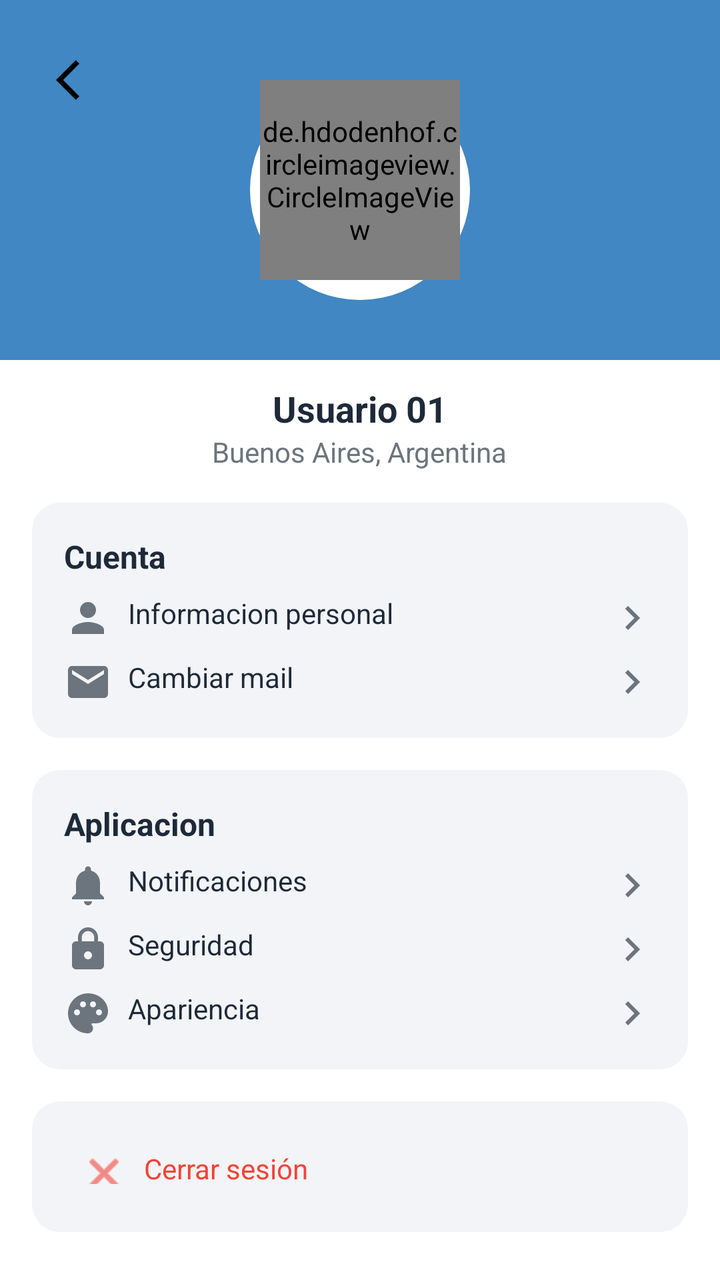
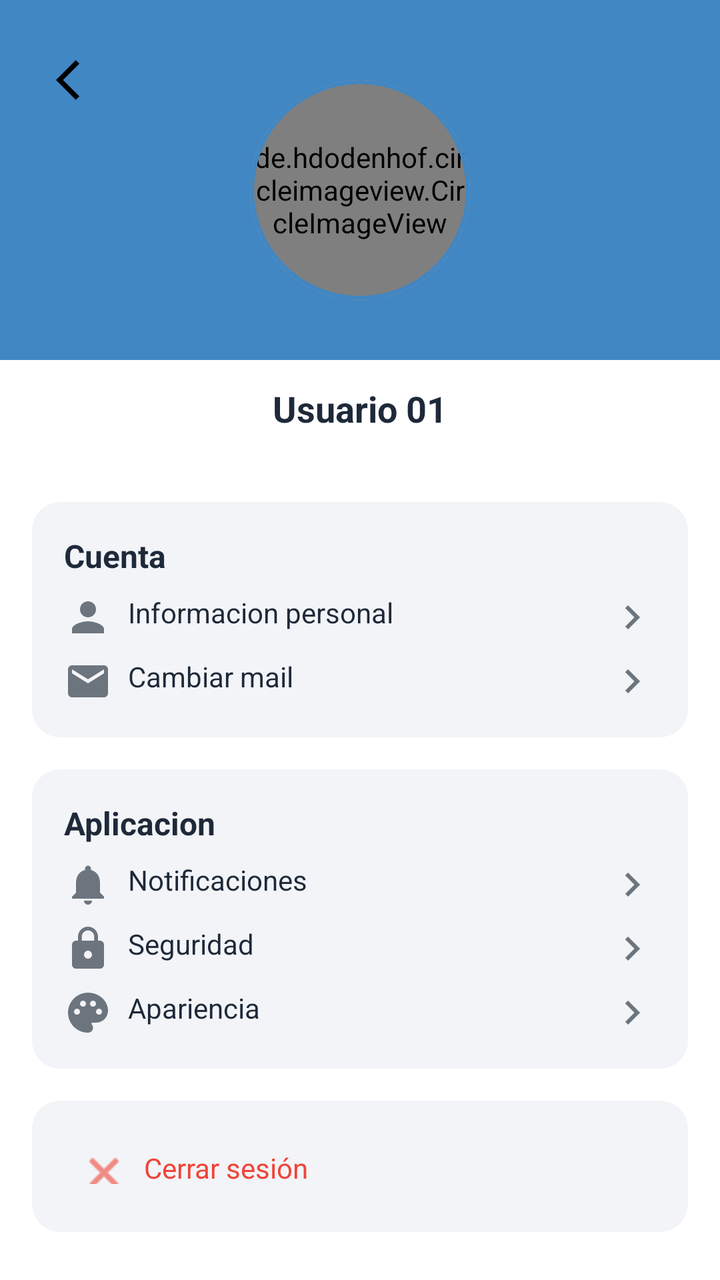

Compare the two renders of this Android layout. The source of the first and the diff that turns it into the second are given below.
<!-- AndroidManifest.xml: application theme Theme.FollowUp -->
<!-- res/layout/activity_configuracion.xml -->
<?xml version="1.0" encoding="utf-8"?>
<LinearLayout
    xmlns:android="http://schemas.android.com/apk/res/android"
    xmlns:app="http://schemas.android.com/apk/res-auto"
    android:id="@+id/main"
    android:layout_width="match_parent"
    android:layout_height="match_parent"
    android:orientation="vertical"
    android:background="@color/surface_secondary">

    
    <RelativeLayout
        android:layout_width="match_parent"
        android:layout_height="180dp"
        android:background="@color/background_header">

        <ImageButton
            android:id="@+id/backButton"
            android:layout_width="48dp"
            android:layout_height="48dp"
            android:layout_margin="16dp"
            android:background="?attr/selectableItemBackgroundBorderless"
            android:importantForAccessibility="no"
            android:src="@drawable/ic_back_arrow_black" />

        <View
            android:layout_width="110dp"
            android:layout_height="110dp"
            android:layout_centerHorizontal="true"
            android:layout_marginTop="40dp"
            android:background="@drawable/ic_circle" />

        <de.hdodenhof.circleimageview.CircleImageView
            android:id="@+id/profilePicture"
            android:layout_width="100dp"
            android:layout_height="100dp"
            android:layout_centerHorizontal="true"
            android:layout_marginTop="40dp"
            android:src="@drawable/ic_person" />

    </RelativeLayout>

    
    <TextView
        android:id="@+id/tvUserName"
        android:layout_width="wrap_content"
        android:layout_height="wrap_content"
        android:layout_gravity="center_horizontal"
        android:layout_marginTop="12dp"
        android:text="@string/usuario_01"
        android:textColor="@color/text_primary"
        android:textSize="18sp"
        android:textStyle="bold" />

    <TextView
        android:layout_width="wrap_content"
        android:layout_height="wrap_content"
        android:layout_gravity="center_horizontal"
        android:layout_marginBottom="16dp"
        android:text="@string/buenos_aires_argentina"
        android:textColor="@color/text_secondary"
        android:textSize="14sp" />

    
    <LinearLayout
        android:layout_width="match_parent"
        android:layout_height="wrap_content"
        android:layout_marginHorizontal="16dp"
        android:background="@drawable/bg_dialog_rounded2"
        android:orientation="vertical"
        android:padding="16dp">

        <TextView
            android:layout_width="wrap_content"
            android:layout_height="wrap_content"
            android:text="@string/cuenta"
            android:textColor="@color/text_primary"
            android:textSize="16sp"
            android:textStyle="bold" />

        <LinearLayout
            android:layout_width="match_parent"
            android:layout_height="wrap_content"
            android:layout_marginTop="8dp"
            android:orientation="horizontal">

            <ImageView
                android:layout_width="24dp"
                android:layout_height="24dp"
                android:src="@drawable/ic_person"
                app:tint="@color/text_secondary" />

            <TextView
                android:layout_width="0dp"
                android:layout_height="wrap_content"
                android:layout_marginStart="8dp"
                android:layout_weight="1"
                android:textColor="@color/text_primary"
                android:text="@string/informacion_personal" />

            <ImageView
                android:layout_width="24dp"
                android:layout_height="24dp"
                android:src="@drawable/ic_right_arrow"
                app:tint="@color/text_secondary" />
        </LinearLayout>

        <LinearLayout
            android:id="@+id/ll_CambiarMail"
            android:layout_width="match_parent"
            android:layout_height="wrap_content"
            android:layout_marginTop="8dp"
            android:orientation="horizontal"
            android:background="?attr/selectableItemBackground"
            android:clickable="true"
            android:focusable="true">

            <ImageView
                android:layout_width="24dp"
                android:layout_height="24dp"
                android:src="@drawable/ic_mail"
                app:tint="@color/text_secondary" />

            <TextView
                android:layout_width="0dp"
                android:layout_height="wrap_content"
                android:layout_marginStart="8dp"
                android:layout_weight="1"
                android:textColor="@color/text_primary"
                android:text="@string/cambiar_mail" />

            <ImageView
                android:layout_width="24dp"
                android:layout_height="24dp"
                android:importantForAccessibility="no"
                android:src="@drawable/ic_right_arrow"
                app:tint="@color/text_secondary" />
        </LinearLayout>
    </LinearLayout>

    
    <LinearLayout
        android:layout_width="match_parent"
        android:layout_height="wrap_content"
        android:layout_marginHorizontal="16dp"
        android:layout_marginTop="16dp"
        android:background="@drawable/bg_dialog_rounded2"
        android:orientation="vertical"
        android:padding="16dp">

        <TextView
            android:layout_width="wrap_content"
            android:layout_height="wrap_content"
            android:text="@string/aplicacion"
            android:textColor="@color/text_primary"
            android:textSize="16sp"
            android:textStyle="bold" />

        <LinearLayout
            android:layout_width="match_parent"
            android:layout_height="wrap_content"
            android:layout_marginTop="8dp"
            android:orientation="horizontal">

            <ImageView
                android:layout_width="24dp"
                android:layout_height="24dp"
                android:importantForAccessibility="no"
                android:src="@drawable/ic_bell"
                app:tint="@color/text_secondary" />

            <TextView
                android:layout_width="0dp"
                android:layout_height="wrap_content"
                android:layout_marginStart="8dp"
                android:layout_weight="1"
                android:textColor="@color/text_primary"
                android:text="@string/notificaciones" />

            <ImageView
                android:layout_width="24dp"
                android:layout_height="24dp"
                android:importantForAccessibility="no"
                android:src="@drawable/ic_right_arrow"
                app:tint="@color/text_secondary" />
        </LinearLayout>

        <LinearLayout
            android:id="@+id/llSeguridad"
            android:layout_width="match_parent"
            android:layout_height="wrap_content"
            android:layout_marginTop="8dp"
            android:orientation="horizontal"
            android:background="?attr/selectableItemBackground"
            android:clickable="true"
            android:focusable="true">

            <ImageView
                android:layout_width="24dp"
                android:layout_height="24dp"
                android:importantForAccessibility="no"
                android:src="@drawable/ic_lock"
                app:tint="@color/text_secondary" />

            <TextView
                android:layout_width="0dp"
                android:layout_height="wrap_content"
                android:layout_marginStart="8dp"
                android:layout_weight="1"
                android:textColor="@color/text_primary"
                android:text="@string/seguridad" />

            <ImageView
                android:layout_width="24dp"
                android:layout_height="24dp"
                android:importantForAccessibility="no"
                android:src="@drawable/ic_right_arrow"
                app:tint="@color/text_secondary" />
        </LinearLayout>

        <LinearLayout
            android:id="@+id/ll_Apariencia"
            android:layout_width="match_parent"
            android:layout_height="wrap_content"
            android:layout_marginTop="8dp"
            android:orientation="horizontal"
            android:background="?attr/selectableItemBackground"
            android:clickable="true"
            android:focusable="true">

            <ImageView
                android:layout_width="24dp"
                android:layout_height="24dp"
                android:src="@drawable/ic_palette"
                app:tint="@color/text_secondary" />

            <TextView
                android:layout_width="0dp"
                android:layout_height="wrap_content"
                android:layout_marginStart="8dp"
                android:layout_weight="1"
                android:textColor="@color/text_primary"
                android:text="@string/apariencia" />

            <ImageView
                android:layout_width="24dp"
                android:layout_height="24dp"
                android:src="@drawable/ic_right_arrow"
                app:tint="@color/text_secondary" />
        </LinearLayout>
    </LinearLayout>

    
    <LinearLayout
        android:layout_width="match_parent"
        android:layout_height="wrap_content"
        android:gravity="bottom"
        android:layout_marginHorizontal="16dp"
        android:layout_marginBottom="24dp"
        android:layout_marginTop="16dp"
        android:background="@drawable/bg_dialog_rounded2"
        android:orientation="vertical"
        android:padding="16dp">

        <LinearLayout
            android:id="@+id/ll_CerrarSesion"
            android:layout_width="match_parent"
            android:layout_height="wrap_content"
            android:orientation="horizontal"
            android:background="?attr/selectableItemBackground"
            android:clickable="true"
            android:focusable="true"
            android:padding="8dp">

            <ImageView
                android:layout_width="24dp"
                android:layout_height="24dp"
                android:importantForAccessibility="no"
                android:src="@android:drawable/ic_menu_close_clear_cancel"
                app:tint="@color/danger_red" />

            <TextView
                android:layout_width="0dp"
                android:layout_height="wrap_content"
                android:layout_marginStart="8dp"
                android:layout_weight="1"
                android:text="@string/cerrar_sesion"
                android:textColor="@color/danger_red"
                android:textSize="14sp" />
        </LinearLayout>

    </LinearLayout>

</LinearLayout>
<!-- resources referenced by this layout -->
<resources>
  <color name="background_header">@color/primary_blue</color>
  <color name="danger_red">#FFF04438</color>
  <color name="surface_secondary">#FFFFFFFF</color>
  <color name="text_primary">#FF1E2939</color>
  <color name="text_secondary">#FF6C757D</color>
  <!-- drawable bg_dialog_rounded2 (drawable) -->
  <?xml version="1.0" encoding="utf-8"?>
  <shape xmlns:android="http://schemas.android.com/apk/res/android"
      android:shape="rectangle">
      <solid android:color="@color/surface_divider" />
      <corners android:radius="14dp" />
  </shape>
  <!-- drawable ic_back_arrow_black (drawable) -->
  <vector xmlns:android="http://schemas.android.com/apk/res/android" android:autoMirrored="true" android:height="24dp" android:tint="#000000" android:viewportHeight="24" android:viewportWidth="24" android:width="24dp">
        
      <path android:fillColor="@android:color/white" android:pathData="M11.67,3.87L9.9,2.1 0,12l9.9,9.9 1.77,-1.77L3.54,12z"/>
      
  </vector>
  <!-- drawable ic_bell (drawable) -->
  <vector xmlns:android="http://schemas.android.com/apk/res/android" android:height="24dp" android:tint="#4087C4" android:viewportHeight="24" android:viewportWidth="24" android:width="24dp">
        
      <path android:fillColor="@android:color/white" android:pathData="M12,22c1.1,0 2,-0.9 2,-2h-4c0,1.1 0.89,2 2,2zM18,16v-5c0,-3.07 -1.64,-5.64 -4.5,-6.32L13.5,4c0,-0.83 -0.67,-1.5 -1.5,-1.5s-1.5,0.67 -1.5,1.5v0.68C7.63,5.36 6,7.92 6,11v5l-2,2v1h16v-1l-2,-2z"/>
      
  </vector>
  <!-- drawable ic_circle (drawable) -->
  <?xml version="1.0" encoding="utf-8"?>
  <shape xmlns:android="http://schemas.android.com/apk/res/android"
      android:shape="oval">
  
      <solid android:color="@android:color/white" />
  
  </shape>
  <!-- drawable ic_mail (drawable) -->
  <vector xmlns:android="http://schemas.android.com/apk/res/android" android:height="24dp" android:tint="#4087C4" android:viewportHeight="24" android:viewportWidth="24" android:width="24dp">
        
      <path android:fillColor="@android:color/white" android:pathData="M20,4L4,4c-1.1,0 -1.99,0.9 -1.99,2L2,18c0,1.1 0.9,2 2,2h16c1.1,0 2,-0.9 2,-2L22,6c0,-1.1 -0.9,-2 -2,-2zM20,8l-8,5 -8,-5L4,6l8,5 8,-5v2z"/>
      
  </vector>
  <!-- drawable ic_person (drawable) -->
  <vector xmlns:android="http://schemas.android.com/apk/res/android" android:height="24dp" android:tint="#4087C4" android:viewportHeight="24" android:viewportWidth="24" android:width="24dp">
        
      <path android:fillColor="@android:color/white" android:pathData="M12,12c2.21,0 4,-1.79 4,-4s-1.79,-4 -4,-4 -4,1.79 -4,4 1.79,4 4,4zM12,14c-2.67,0 -8,1.34 -8,4v2h16v-2c0,-2.66 -5.33,-4 -8,-4z"/>
      
  </vector>
  <!-- drawable ic_right_arrow (drawable) -->
  <vector xmlns:android="http://schemas.android.com/apk/res/android" android:autoMirrored="true" android:height="24dp" android:tint="#777780" android:viewportHeight="24" android:viewportWidth="24" android:width="24dp">
        
      <path android:fillColor="@android:color/white" android:pathData="M8.59,16.59L13.17,12 8.59,7.41 10,6l6,6 -6,6 -1.41,-1.41z"/>
      
  </vector>
  <string name="apariencia">Apariencia</string>
  <string name="aplicacion">Aplicacion</string>
  <string name="buenos_aires_argentina">Buenos Aires, Argentina</string>
  <string name="cambiar_mail">Cambiar mail</string>
  <string name="cerrar_sesion">Cerrar sesión</string>
  <string name="cuenta">Cuenta</string>
  <string name="informacion_personal">Informacion personal</string>
  <string name="notificaciones">Notificaciones</string>
  <string name="seguridad">Seguridad</string>
  <string name="usuario_01">Usuario 01</string>
  <color name="primary_blue">#FF4087C4</color>
  <color name="surface_divider">#FFF2F4F7</color>
  <color name="white">#FFFFFFFF</color>
  <color name="surface_primary">#FFFFFFFF</color>
  <color name="text_hint">#FF999999</color>
  <style name="ThemeOverlay.FollowUp.Dialog" parent="ThemeOverlay.MaterialComponents.MaterialAlertDialog">
          <item name="android:background">@color/surface_primary</item>
      </style>
  <!-- unchanged entries left out for length: 3 -->
</resources>

<!-- the commit's change to res/layout/activity_configuracion.xml (unified diff, before → after) -->
@@ -23,20 +23,28 @@
             android:importantForAccessibility="no"
             android:src="@drawable/ic_back_arrow_black" />
 
-        <View
+        <com.google.android.material.card.MaterialCardView
+            android:id="@+id/profileContainer"
             android:layout_width="110dp"
             android:layout_height="110dp"
             android:layout_centerHorizontal="true"
             android:layout_marginTop="40dp"
-            android:background="@drawable/ic_circle" />
-
-        <de.hdodenhof.circleimageview.CircleImageView
-            android:id="@+id/profilePicture"
-            android:layout_width="100dp"
-            android:layout_height="100dp"
-            android:layout_centerHorizontal="true"
-            android:layout_marginTop="40dp"
-            android:src="@drawable/ic_person" />
+            android:clickable="true"
+            android:focusable="true"
+            android:foreground="?attr/selectableItemBackgroundBorderless"
+            app:cardCornerRadius="55dp"
+            app:cardElevation="0dp"
+            app:strokeWidth="2dp"
+            app:strokeColor="@color/primary_blue">
+
+            <de.hdodenhof.circleimageview.CircleImageView
+                android:id="@+id/profilePicture"
+                android:layout_width="match_parent"
+                android:layout_height="match_parent"
+                android:src="@drawable/ic_person"
+                android:scaleType="centerCrop"/>
+
+        </com.google.android.material.card.MaterialCardView>
 
     </RelativeLayout>
 
@@ -53,13 +61,15 @@
         android:textStyle="bold" />
 
     <TextView
+        android:id="@+id/tvUbicacion"
         android:layout_width="wrap_content"
         android:layout_height="wrap_content"
         android:layout_gravity="center_horizontal"
+        android:layout_marginTop="1dp"
         android:layout_marginBottom="16dp"
-        android:text="@string/buenos_aires_argentina"
+        android:text=""
         android:textColor="@color/text_secondary"
-        android:textSize="14sp" />
+        android:textSize="13sp" />
 
     
     <LinearLayout
<!-- resource entries referenced after the edit -->
@@ -24,14 +24,6 @@
       <path android:fillColor="@android:color/white" android:pathData="M12,22c1.1,0 2,-0.9 2,-2h-4c0,1.1 0.89,2 2,2zM18,16v-5c0,-3.07 -1.64,-5.64 -4.5,-6.32L13.5,4c0,-0.83 -0.67,-1.5 -1.5,-1.5s-1.5,0.67 -1.5,1.5v0.68C7.63,5.36 6,7.92 6,11v5l-2,2v1h16v-1l-2,-2z"/>
       
   </vector>
-  <!-- drawable ic_circle (drawable) -->
-  <?xml version="1.0" encoding="utf-8"?>
-  <shape xmlns:android="http://schemas.android.com/apk/res/android"
-      android:shape="oval">
-  
-      <solid android:color="@android:color/white" />
-  
-  </shape>
   <!-- drawable ic_mail (drawable) -->
   <vector xmlns:android="http://schemas.android.com/apk/res/android" android:height="24dp" android:tint="#4087C4" android:viewportHeight="24" android:viewportWidth="24" android:width="24dp">
         
@@ -52,7 +44,6 @@
   </vector>
   <string name="apariencia">Apariencia</string>
   <string name="aplicacion">Aplicacion</string>
-  <string name="buenos_aires_argentina">Buenos Aires, Argentina</string>
   <string name="cambiar_mail">Cambiar mail</string>
   <string name="cerrar_sesion">Cerrar sesión</string>
   <string name="cuenta">Cuenta</string>
